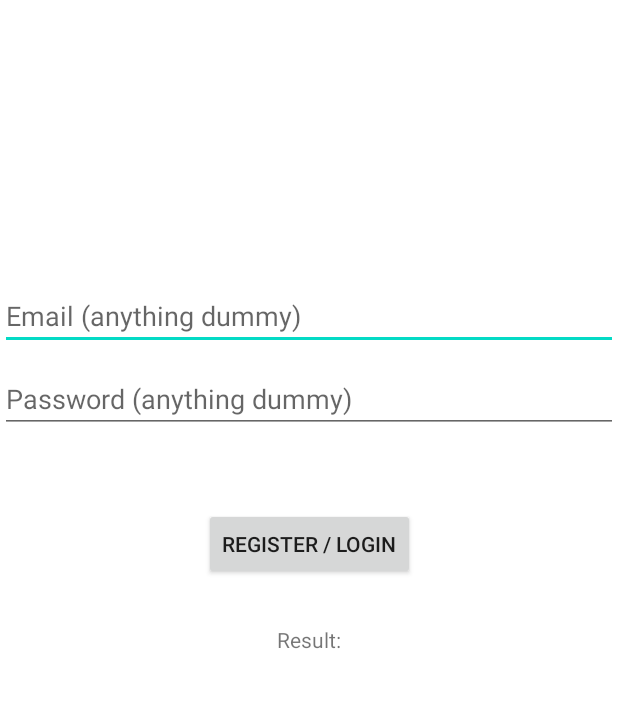
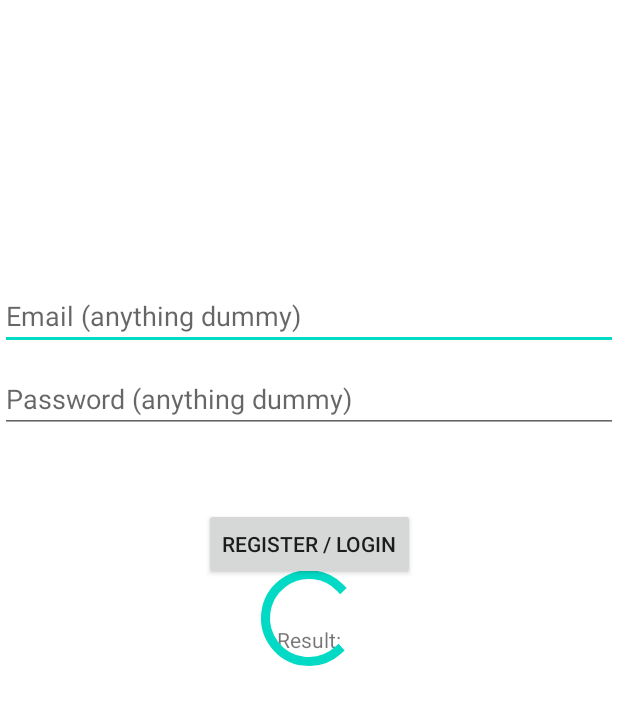
Before and after one commit to bimalgharagithubprofile/CleanArchitectureAndroid, an Android app: the layout fragment_auth.xml on its own in the app's theme, with its tools: preview values and no code run, on a phone screen of 412 x 824 dp. Shown: the top 705 px of the screen. Run offline under Robolectric (Android 15) with nearby library versions, the phone set to English and light mode, and no system bars; network calls fail.

Commit message:
progressbar wrapped with FrameLayout

```diff
--- a/app/src/main/res/layout/fragment_auth.xml
+++ b/app/src/main/res/layout/fragment_auth.xml
@@ -57,17 +57,22 @@
             />
 
 
+        <FrameLayout
+            android:id="@+id/progressBar"
+            android:layout_width="match_parent"
+            android:layout_height="match_parent"
+            android:visibility="gone"
+            tools:visibility="visible"
+            app:layout_constraintStart_toStartOf="parent"
+            app:layout_constraintEnd_toEndOf="parent"
+            app:layout_constraintTop_toTopOf="parent"
+            app:layout_constraintBottom_toBottomOf="parent">
         <ProgressBar
-            android:id="@+id/progressBar"
             style="?android:attr/progressBarStyleLarge"
             android:layout_width="wrap_content"
             android:layout_height="wrap_content"
-            android:indeterminate="true"
-            android:visibility="gone"
-            app:layout_constraintStart_toStartOf="parent"
-            app:layout_constraintEnd_toEndOf="parent"
-            app:layout_constraintTop_toTopOf="parent"
-            app:layout_constraintBottom_toBottomOf="parent"/>
-
+            android:layout_gravity="center"
+            android:indeterminate="true"/>
+        </FrameLayout>
     </androidx.constraintlayout.widget.ConstraintLayout>
 </layout>
```
Also changed, not shown: app/src/main/res/layout/fragment_home.xml (+12 -6 lines).
